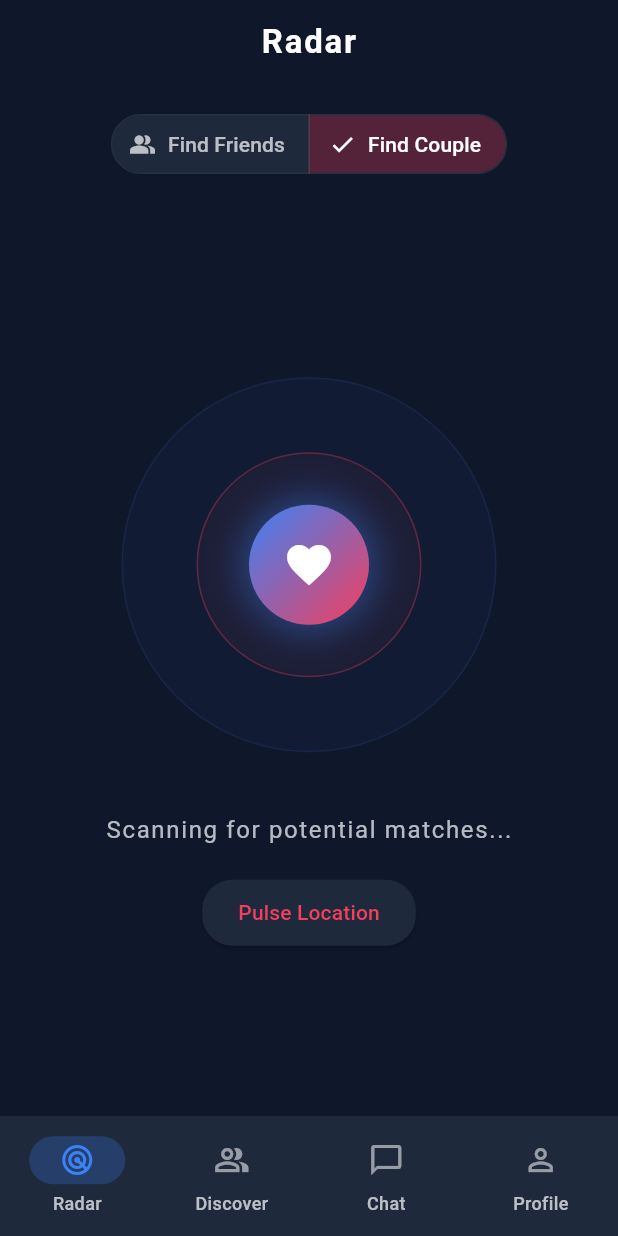
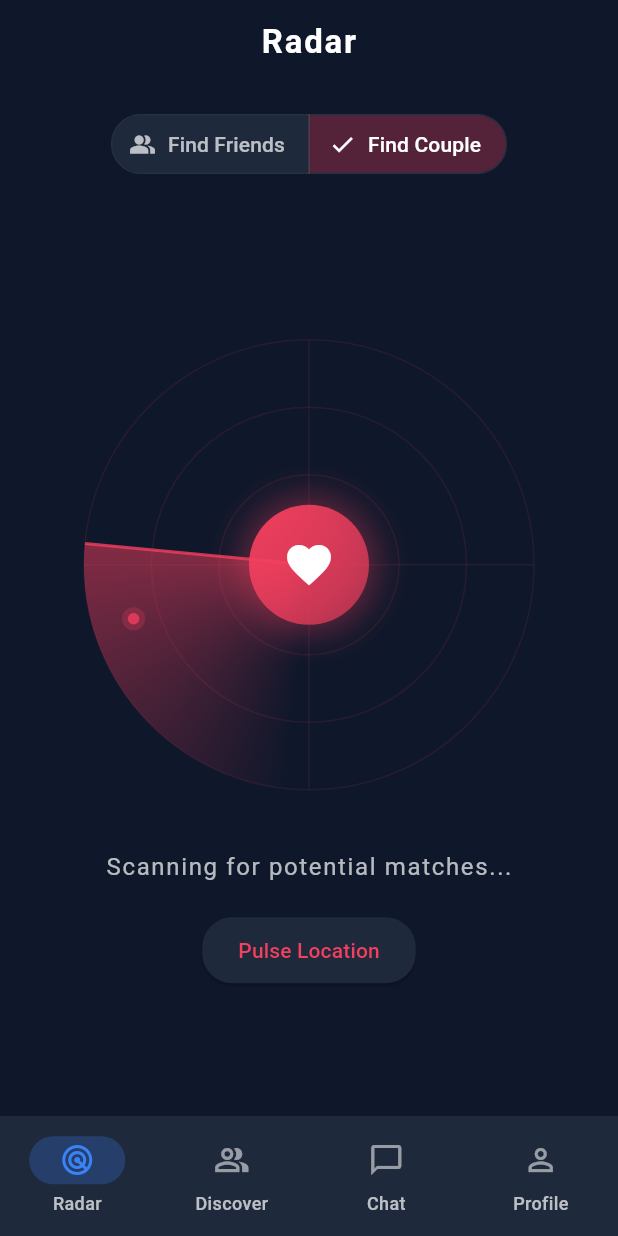
Before and after one commit to yong1412/soul_finder, a Flutter app: the screen it shows after launch, after a tap on "Sign In", after a tap on "New user? Create an account", after a tap on "Find Couple", on a phone screen of 412 x 824 dp. Run offline on Flutter 3.47's test engine with Material 3 defaults, Android fonts, the phone set to English and light mode, and no system bars; our stand-ins replace cloud_firestore, firebase_auth, firebase_core, image_picker; accounts and stored records are empty.

Commit message:
animation radar

```diff
--- a/lib/views/map_radar_view.dart
+++ b/lib/views/map_radar_view.dart
@@ -1,3 +1,5 @@
+import 'dart:async';
+import 'dart:math' as math;
 import 'package:flutter/material.dart';
 
 class MapRadarView extends StatefulWidget {
@@ -7,9 +9,58 @@ class MapRadarView extends StatefulWidget {
   State<MapRadarView> createState() => _MapRadarViewState();
 }
 
-class _MapRadarViewState extends State<MapRadarView> {
+class _MapRadarViewState extends State<MapRadarView> with SingleTickerProviderStateMixin {
   // Keeps track of the selected mode. Default is 'friends'
   Set<String> _scanMode = {'friends'};
+
+  late AnimationController _animationController;
+  final List<RadarDot> _dots = [];
+  Timer? _dotTimer;
+
+  @override
+  void initState() {
+    super.initState();
+    _animationController = AnimationController(
+      vsync: this,
+      duration: const Duration(seconds: 4),
+    )..repeat();
+
+    // Generate some initial dots
+    _generateDots();
+
+    // Periodically refresh dots to simulate moving people
+    _dotTimer = Timer.periodic(const Duration(seconds: 5), (timer) {
+      if (mounted) {
+        setState(() {
+          _generateDots();
+        });
+      }
+    });
+  }
+
+  void _generateDots() {
+    _dots.clear();
+    final random = math.Random();
+    // Generate 3-7 random dots
+    int count = 3 + random.nextInt(5);
+    for (int i = 0; i < count; i++) {
+      _dots.add(RadarDot(
+        // Distance from center (0.0 to 1.0)
+        distance: 0.2 + random.nextDouble() * 0.7,
+        // Angle in radians
+        angle: random.nextDouble() * 2 * math.pi,
+        // Random size
+        size: 3.0 + random.nextDouble() * 4.0,
+      ));
+    }
+  }
+
+  @override
+  void dispose() {
+    _animationController.dispose();
+    _dotTimer?.cancel();
+    super.dispose();
+  }
 
   @override
   Widget build(BuildContext context) {
@@ -37,6 +88,7 @@ class _MapRadarViewState extends State<MapRadarView> {
             onSelectionChanged: (Set<String> newSelection) {
               setState(() {
                 _scanMode = newSelection;
+                _generateDots(); // Refresh dots when mode changes
               });
             },
             style: SegmentedButton.styleFrom(
@@ -60,26 +112,21 @@ class _MapRadarViewState extends State<MapRadarView> {
                 Stack(
                   alignment: Alignment.center,
                   children: [
-                    // Outer radar ring
-                    Container(
-                      height: 250,
-                      width: 250,
-                      decoration: BoxDecoration(
-                        shape: BoxShape.circle,
-                        border: Border.all(color: theme.primary.withOpacity(0.1), width: 1),
-                        color: theme.primary.withOpacity(0.05),
-                      ),
+                    // The animated Radar background
+                    AnimatedBuilder(
+                      animation: _animationController,
+                      builder: (context, child) {
+                        return CustomPaint(
+                          size: const Size(300, 300),
+                          painter: RadarPainter(
+                            progress: _animationController.value,
+                            color: _scanMode.first == 'couple' ? theme.secondary : theme.primary,
+                            dots: _dots,
+                          ),
+                        );
+                      },
                     ),
-                    // Middle radar ring
-                    Container(
-                      height: 150,
-                      width: 150,
-                      decoration: BoxDecoration(
-                        shape: BoxShape.circle,
-                        border: Border.all(color: theme.secondary.withOpacity(0.3), width: 1),
-                        color: theme.secondary.withOpacity(0.05),
-                      ),
-                    ),
+
                     // Inner core
                     Container(
                       height: 80,
@@ -87,13 +134,16 @@ class _MapRadarViewState extends State<MapRadarView> {
                       decoration: BoxDecoration(
                         shape: BoxShape.circle,
                         gradient: LinearGradient(
-                          colors: [theme.primary, theme.secondary],
+                          colors: [
+                            _scanMode.first == 'couple' ? theme.secondary : theme.primary,
+                            _scanMode.first == 'couple' ? theme.secondary.withOpacity(0.6) : theme.primary.withOpacity(0.6),
+                          ],
                           begin: Alignment.topLeft,
                           end: Alignment.bottomRight,
                         ),
                         boxShadow: [
                           BoxShadow(
-                            color: theme.primary.withOpacity(0.4),
+                            color: (_scanMode.first == 'couple' ? theme.secondary : theme.primary).withOpacity(0.4),
                             blurRadius: 20,
                             spreadRadius: 5,
                           ),
@@ -101,7 +151,7 @@ class _MapRadarViewState extends State<MapRadarView> {
                       ),
                       child: Icon(
                         // Change icon in the middle based on mode
-                        _scanMode.first == 'couple' ? Icons.favorite : Icons.location_on,
+                        _scanMode.first == 'couple' ? Icons.favorite : Icons.person,
                         size: 35,
                         color: Colors.white,
                       ),
@@ -125,7 +175,9 @@ class _MapRadarViewState extends State<MapRadarView> {
                     padding: const EdgeInsets.symmetric(horizontal: 24, vertical: 12),
                   ),
                   onPressed: () {
-                    // Trigger refresh animation/logic here
+                    setState(() {
+                      _generateDots();
+                    });
                   },
                   child: const Text("Pulse Location"),
                 )
@@ -137,3 +189,116 @@ class _MapRadarViewState extends State<MapRadarView> {
     );
   }
 }
+
+class RadarDot {
+  final double distance;
+  final double angle;
+  final double size;
+
+  RadarDot({
+    required this.distance,
+    required this.angle,
+    required this.size,
+  });
+}
+
+class RadarPainter extends CustomPainter {
+  final double progress;
+  final Color color;
+  final List<RadarDot> dots;
+
+  RadarPainter({
+    required this.progress,
+    required this.color,
+    required this.dots,
+  });
+
+  @override
+  void paint(Canvas canvas, Size size) {
+    final center = Offset(size.width / 2, size.height / 2);
+    final radius = math.min(size.width, size.height) / 2;
+
+    final paint = Paint()
+      ..color = color.withOpacity(0.1)
+      ..style = PaintingStyle.stroke
+      ..strokeWidth = 1.0;
+
+    // Draw concentric circles
+    canvas.drawCircle(center, radius, paint);
+    canvas.drawCircle(center, radius * 0.7, paint);
+    canvas.drawCircle(center, radius * 0.4, paint);
+
+    // Draw axis lines
+    canvas.drawLine(Offset(center.dx - radius, center.dy), Offset(center.dx + radius, center.dy), paint);
+    canvas.drawLine(Offset(center.dx, center.dy - radius), Offset(center.dx, center.dy + radius), paint);
+
+    // Draw rotating sweep
+    final sweepPaint = Paint()
+      ..shader = SweepGradient(
+        center: Alignment.center,
+        startAngle: 0.0,
+        endAngle: math.pi * 2,
+        colors: [
+          color.withOpacity(0.0),
+          color.withOpacity(0.5),
+        ],
+        stops: const [0.75, 1.0],
+        transform: GradientRotation(progress * 2 * math.pi - math.pi / 2),
+      ).createShader(Rect.fromCircle(center: center, radius: radius));
+
+    canvas.drawCircle(center, radius, sweepPaint);
+
+    // Draw the "front" line of the sweep
+    final linePaint = Paint()
+      ..color = color.withOpacity(0.8)
+      ..strokeWidth = 2.0
+      ..style = PaintingStyle.stroke;
+
+    final angle = progress * 2 * math.pi - math.pi / 2;
+    canvas.drawLine(
+      center,
+      Offset(center.dx + radius * math.cos(angle), center.dy + radius * math.sin(angle)),
+      linePaint,
+    );
+
+    // Draw dots
+    for (var dot in dots) {
+      final dotAngle = dot.angle;
+      // Calculate current sweep angle (0 to 2pi)
+      double currentSweepAngle = (progress * 2 * math.pi) % (2 * math.pi);
+      // Normalize dot angle to 0 to 2pi
+      double normalizedDotAngle = (dotAngle + math.pi / 2) % (2 * math.pi);
+
+      // Calculate how close the sweep is to the dot
+      double angleDiff = (currentSweepAngle - normalizedDotAngle);
+      if (angleDiff < 0) angleDiff += 2 * math.pi;
+
+      // Only show dots that have been "passed" by the sweep recently
+      if (angleDiff < math.pi / 2) {
+        final opacity = 1.0 - (angleDiff / (math.pi / 2));
+        final dotPaint = Paint()
+          ..color = color.withOpacity(opacity)
+          ..style = PaintingStyle.fill;
+
+        final dotOffset = Offset(
+          center.dx + radius * dot.distance * math.cos(dotAngle),
+          center.dy + radius * dot.distance * math.sin(dotAngle),
+        );
+
+        canvas.drawCircle(dotOffset, dot.size, dotPaint);
+
+        // Draw a small glow around the dot
+        canvas.drawCircle(
+          dotOffset,
+          dot.size * 2,
+          Paint()..color = color.withOpacity(opacity * 0.3)..style = PaintingStyle.fill
+        );
+      }
+    }
+  }
+
+  @override
+  bool shouldRepaint(RadarPainter oldDelegate) {
+    return oldDelegate.progress != progress || oldDelegate.color != color || oldDelegate.dots != dots;
+  }
+}
```
